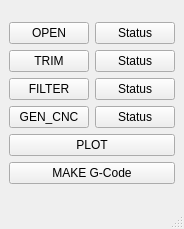
Before: the Qt Designer form gui/mainUI.ui in lhalb/pyro-to-gcode, drawn with Qt 5.
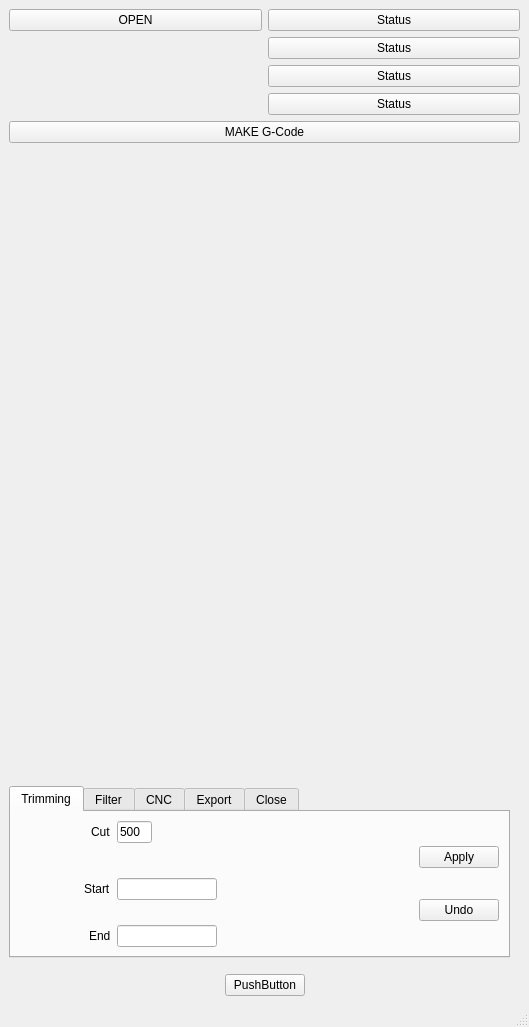
After: the same form once the commit is applied. The open tabs and pages were chosen to show the change. Custom widgets are drawn as their Qt base class.

Diff of the .ui file:
```diff
--- a/gui/mainUI.ui
+++ b/gui/mainUI.ui
@@ -6,8 +6,8 @@
    <rect>
     <x>0</x>
     <y>0</y>
-    <width>176</width>
-    <height>229</height>
+    <width>529</width>
+    <height>1027</height>
    </rect>
   </property>
   <property name="windowTitle">
@@ -17,6 +17,20 @@
    <layout class="QVBoxLayout" name="verticalLayout">
     <item>
      <layout class="QGridLayout" name="gridLayout">
+      <item row="3" column="1">
+       <widget class="QPushButton" name="but_statusCNC">
+        <property name="text">
+         <string>Status</string>
+        </property>
+       </widget>
+      </item>
+      <item row="1" column="1">
+       <widget class="QPushButton" name="but_statusTrim">
+        <property name="text">
+         <string>Status</string>
+        </property>
+       </widget>
+      </item>
       <item row="0" column="0">
        <widget class="QPushButton" name="but_openFile">
         <property name="text">
@@ -27,36 +41,6 @@
         </property>
        </widget>
       </item>
-      <item row="3" column="0">
-       <widget class="QPushButton" name="but_cnc">
-        <property name="text">
-         <string>GEN_CNC</string>
-        </property>
-        <property name="shortcut">
-         <string>Ctrl+Shift+C</string>
-        </property>
-       </widget>
-      </item>
-      <item row="2" column="0">
-       <widget class="QPushButton" name="but_filter">
-        <property name="text">
-         <string>FILTER</string>
-        </property>
-        <property name="shortcut">
-         <string>Ctrl+Shift+F</string>
-        </property>
-       </widget>
-      </item>
-      <item row="5" column="0" colspan="2">
-       <widget class="QPushButton" name="but_gCode">
-        <property name="text">
-         <string>MAKE G-Code</string>
-        </property>
-        <property name="shortcut">
-         <string>Ctrl+Return</string>
-        </property>
-       </widget>
-      </item>
       <item row="0" column="1">
        <widget class="QPushButton" name="but_status_import">
         <property name="text">
@@ -64,33 +48,6 @@
         </property>
        </widget>
       </item>
-      <item row="1" column="0">
-       <widget class="QPushButton" name="but_trim">
-        <property name="text">
-         <string>TRIM</string>
-        </property>
-        <property name="shortcut">
-         <string>Ctrl+T</string>
-        </property>
-       </widget>
-      </item>
-      <item row="4" column="0" colspan="2">
-       <widget class="QPushButton" name="but_plot">
-        <property name="text">
-         <string>PLOT</string>
-        </property>
-        <property name="shortcut">
-         <string>Ctrl+P</string>
-        </property>
-       </widget>
-      </item>
-      <item row="1" column="1">
-       <widget class="QPushButton" name="but_statusTrim">
-        <property name="text">
-         <string>Status</string>
-        </property>
-       </widget>
-      </item>
       <item row="2" column="1">
        <widget class="QPushButton" name="but_statuFilter">
         <property name="text">
@@ -98,15 +55,412 @@
         </property>
        </widget>
       </item>
-      <item row="3" column="1">
-       <widget class="QPushButton" name="but_statusCNC">
+      <item row="4" column="0" colspan="2">
+       <widget class="QPushButton" name="but_gCode">
         <property name="text">
-         <string>Status</string>
+         <string>MAKE G-Code</string>
         </property>
+        <property name="shortcut">
+         <string>Ctrl+Return</string>
+        </property>
        </widget>
       </item>
      </layout>
     </item>
+    <item>
+     <layout class="QVBoxLayout" name="verticalLayout_4">
+      <property name="topMargin">
+       <number>10</number>
+      </property>
+      <property name="rightMargin">
+       <number>10</number>
+      </property>
+      <property name="bottomMargin">
+       <number>10</number>
+      </property>
+      <item>
+       <widget class="MplWidget" name="plotwidget" native="true">
+        <property name="sizePolicy">
+         <sizepolicy hsizetype="Expanding" vsizetype="Expanding">
+          <horstretch>0</horstretch>
+          <verstretch>0</verstretch>
+         </sizepolicy>
+        </property>
+        <property name="minimumSize">
+         <size>
+          <width>500</width>
+          <height>300</height>
+         </size>
+        </property>
+       </widget>
+      </item>
+      <item>
+       <widget class="QTabWidget" name="tabWidget">
+        <property name="sizePolicy">
+         <sizepolicy hsizetype="Expanding" vsizetype="Minimum">
+          <horstretch>0</horstretch>
+          <verstretch>0</verstretch>
+         </sizepolicy>
+        </property>
+        <property name="tabPosition">
+         <enum>QTabWidget::North</enum>
+        </property>
+        <property name="currentIndex">
+         <number>1</number>
+        </property>
+        <widget class="QWidget" name="tab">
+         <attribute name="title">
+          <string>Trimming</string>
+         </attribute>
+         <layout class="QHBoxLayout" name="horizontalLayout">
+          <item>
+           <layout class="QGridLayout" name="gridLayout_2">
+            <property name="leftMargin">
+             <number>0</number>
+            </property>
+            <property name="topMargin">
+             <number>0</number>
+            </property>
+            <item row="2" column="0" rowspan="2" alignment="Qt::AlignRight">
+             <widget class="QLabel" name="label">
+              <property name="sizePolicy">
+               <sizepolicy hsizetype="Minimum" vsizetype="Preferred">
+                <horstretch>0</horstretch>
+                <verstretch>0</verstretch>
+               </sizepolicy>
+              </property>
+              <property name="text">
+               <string>Start</string>
+              </property>
+             </widget>
+            </item>
+            <item row="4" column="1">
+             <widget class="QLineEdit" name="txt_trim_end">
+              <property name="maximumSize">
+               <size>
+                <width>100</width>
+                <height>16777215</height>
+               </size>
+              </property>
+             </widget>
+            </item>
+            <item row="0" column="1">
+             <widget class="QLineEdit" name="txt_trim_cut">
+              <property name="maximumSize">
+               <size>
+                <width>35</width>
+                <height>16777215</height>
+               </size>
+              </property>
+              <property name="inputMask">
+               <string>d000</string>
+              </property>
+              <property name="text">
+               <string>500</string>
+              </property>
+             </widget>
+            </item>
+            <item row="2" column="1" rowspan="2">
+             <widget class="QLineEdit" name="txt_trim_start">
+              <property name="maximumSize">
+               <size>
+                <width>100</width>
+                <height>16777215</height>
+               </size>
+              </property>
+             </widget>
+            </item>
+            <item row="0" column="0" alignment="Qt::AlignRight">
+             <widget class="QLabel" name="label_3">
+              <property name="sizePolicy">
+               <sizepolicy hsizetype="Minimum" vsizetype="Preferred">
+                <horstretch>0</horstretch>
+                <verstretch>0</verstretch>
+               </sizepolicy>
+              </property>
+              <property name="text">
+               <string>Cut</string>
+              </property>
+             </widget>
+            </item>
+            <item row="4" column="0" alignment="Qt::AlignRight">
+             <widget class="QLabel" name="label_2">
+              <property name="sizePolicy">
+               <sizepolicy hsizetype="Minimum" vsizetype="Preferred">
+                <horstretch>0</horstretch>
+                <verstretch>0</verstretch>
+               </sizepolicy>
+              </property>
+              <property name="text">
+               <string>End</string>
+              </property>
+             </widget>
+            </item>
+            <item row="1" column="1">
+             <spacer name="verticalSpacer_2">
+              <property name="orientation">
+               <enum>Qt::Vertical</enum>
+              </property>
+              <property name="sizeType">
+               <enum>QSizePolicy::Minimum</enum>
+              </property>
+              <property name="sizeHint" stdset="0">
+               <size>
+                <width>20</width>
+                <height>10</height>
+               </size>
+              </property>
+             </spacer>
+            </item>
+           </layout>
+          </item>
+          <item>
+           <spacer name="horizontalSpacer_3">
+            <property name="orientation">
+             <enum>Qt::Horizontal</enum>
+            </property>
+            <property name="sizeHint" stdset="0">
+             <size>
+              <width>40</width>
+              <height>20</height>
+             </size>
+            </property>
+           </spacer>
+          </item>
+          <item>
+           <layout class="QVBoxLayout" name="verticalLayout_3">
+            <property name="topMargin">
+             <number>0</number>
+            </property>
+            <item>
+             <widget class="QPushButton" name="but_trim_apply">
+              <property name="text">
+               <string>Apply</string>
+              </property>
+             </widget>
+            </item>
+            <item>
+             <widget class="QPushButton" name="but_trim_undo">
+              <property name="text">
+               <string>Undo</string>
+              </property>
+             </widget>
+            </item>
+           </layout>
+          </item>
+         </layout>
+        </widget>
+        <widget class="QWidget" name="tab_2">
+         <attribute name="title">
+          <string>Filter</string>
+         </attribute>
+         <layout class="QVBoxLayout" name="verticalLayout_5">
+          <item>
+           <widget class="QToolBox" name="toolBox">
+            <property name="currentIndex">
+             <number>1</number>
+            </property>
+            <widget class="QWidget" name="page">
+             <property name="geometry">
+              <rect>
+               <x>0</x>
+               <y>0</y>
+               <width>476</width>
+               <height>71</height>
+              </rect>
+             </property>
+             <attribute name="label">
+              <string>Savgol</string>
+             </attribute>
+             <layout class="QVBoxLayout" name="verticalLayout_6">
+              <item>
+               <layout class="QHBoxLayout" name="horizontalLayout_3">
+                <item>
+                 <widget class="QLabel" name="label_4">
+                  <property name="text">
+                   <string>n</string>
+                  </property>
+                 </widget>
+                </item>
+                <item>
+                 <widget class="QSlider" name="para_filt_sav_n">
+                  <property name="orientation">
+                   <enum>Qt::Horizontal</enum>
+                  </property>
+                 </widget>
+                </item>
+               </layout>
+              </item>
+              <item>
+               <layout class="QGridLayout" name="gridLayout_3">
+                <property name="leftMargin">
+                 <number>10</number>
+                </property>
+                <property name="rightMargin">
+                 <number>10</number>
+                </property>
+                <item row="1" column="2" alignment="Qt::AlignRight">
+                 <widget class="QLabel" name="label_6">
+                  <property name="text">
+                   <string>d</string>
+                  </property>
+                 </widget>
+                </item>
+                <item row="1" column="3">
+                 <widget class="QSpinBox" name="para_filt_sav_deriv"/>
+                </item>
+                <item row="1" column="4" alignment="Qt::AlignRight">
+                 <widget class="QLabel" name="label_7">
+                  <property name="text">
+                   <string>D</string>
+                  </property>
+                 </widget>
+                </item>
+                <item row="1" column="0" alignment="Qt::AlignRight">
+                 <widget class="QLabel" name="label_5">
+                  <property name="text">
+                   <string>p</string>
+                  </property>
+                 </widget>
+                </item>
+                <item row="1" column="6" alignment="Qt::AlignRight">
+                 <widget class="QLabel" name="label_8">
+                  <property name="text">
+                   <string>mode</string>
+                  </property>
+                 </widget>
+                </item>
+                <item row="1" column="1">
+                 <widget class="QSpinBox" name="para_filt_sav_poly"/>
+                </item>
+                <item row="1" column="5">
+                 <widget class="QDoubleSpinBox" name="para_filt_sav_delta"/>
+                </item>
+                <item row="1" column="7">
+                 <widget class="QComboBox" name="para_filt_sav_mode">
+                  <item>
+                   <property name="text">
+                    <string>nearest</string>
+                   </property>
+                  </item>
+                  <item>
+                   <property name="text">
+                    <string>mirror</string>
+                   </property>
+                  </item>
+                  <item>
+                   <property name="text">
+                    <string>constant</string>
+                   </property>
+                  </item>
+                  <item>
+                   <property name="text">
+                    <string>wrap</string>
+                   </property>
+                  </item>
+                 </widget>
+                </item>
+               </layout>
+              </item>
+             </layout>
+            </widget>
+            <widget class="QWidget" name="page_2">
+             <property name="geometry">
+              <rect>
+               <x>0</x>
+               <y>0</y>
+               <width>476</width>
+               <height>70</height>
+              </rect>
+             </property>
+             <attribute name="label">
+              <string>Median</string>
+             </attribute>
+             <layout class="QVBoxLayout" name="verticalLayout_7">
+              <item>
+               <layout class="QHBoxLayout" name="horizontalLayout_4">
+                <item>
+                 <widget class="QLabel" name="label_9">
+                  <property name="text">
+                   <string>n</string>
+                  </property>
+                 </widget>
+                </item>
+                <item>
+                 <widget class="QSlider" name="para_filt_sav_n_2">
+                  <property name="orientation">
+                   <enum>Qt::Horizontal</enum>
+                  </property>
+                 </widget>
+                </item>
+               </layout>
+              </item>
+             </layout>
+            </widget>
+           </widget>
+          </item>
+         </layout>
+        </widget>
+        <widget class="QWidget" name="tab_3">
+         <attribute name="title">
+          <string>CNC</string>
+         </attribute>
+         <layout class="QVBoxLayout" name="verticalLayout_2"/>
+        </widget>
+        <widget class="QWidget" name="tab_4">
+         <attribute name="title">
+          <string>Export</string>
+         </attribute>
+        </widget>
+        <widget class="QWidget" name="tab_5">
+         <attribute name="title">
+          <string>Close</string>
+         </attribute>
+        </widget>
+       </widget>
+      </item>
+     </layout>
+    </item>
+    <item>
+     <layout class="QHBoxLayout" name="horizontalLayout_2">
+      <property name="topMargin">
+       <number>0</number>
+      </property>
+      <item>
+       <spacer name="horizontalSpacer_2">
+        <property name="orientation">
+         <enum>Qt::Horizontal</enum>
+        </property>
+        <property name="sizeHint" stdset="0">
+         <size>
+          <width>40</width>
+          <height>20</height>
+         </size>
+        </property>
+       </spacer>
+      </item>
+      <item>
+       <widget class="QPushButton" name="pushButton">
+        <property name="text">
+         <string>PushButton</string>
+        </property>
+       </widget>
+      </item>
+      <item>
+       <spacer name="horizontalSpacer">
+        <property name="orientation">
+         <enum>Qt::Horizontal</enum>
+        </property>
+        <property name="sizeHint" stdset="0">
+         <size>
+          <width>40</width>
+          <height>20</height>
+         </size>
+        </property>
+       </spacer>
+      </item>
+     </layout>
+    </item>
    </layout>
   </widget>
   <widget class="QMenuBar" name="menubar">
@@ -114,13 +468,21 @@
     <rect>
      <x>0</x>
      <y>0</y>
-     <width>176</width>
+     <width>529</width>
      <height>21</height>
     </rect>
    </property>
   </widget>
   <widget class="QStatusBar" name="statusbar"/>
  </widget>
+ <customwidgets>
+  <customwidget>
+   <class>MplWidget</class>
+   <extends>QWidget</extends>
+   <header>gui.mplwidget.h</header>
+   <container>1</container>
+  </customwidget>
+ </customwidgets>
  <resources/>
  <connections/>
 </ui>
```
